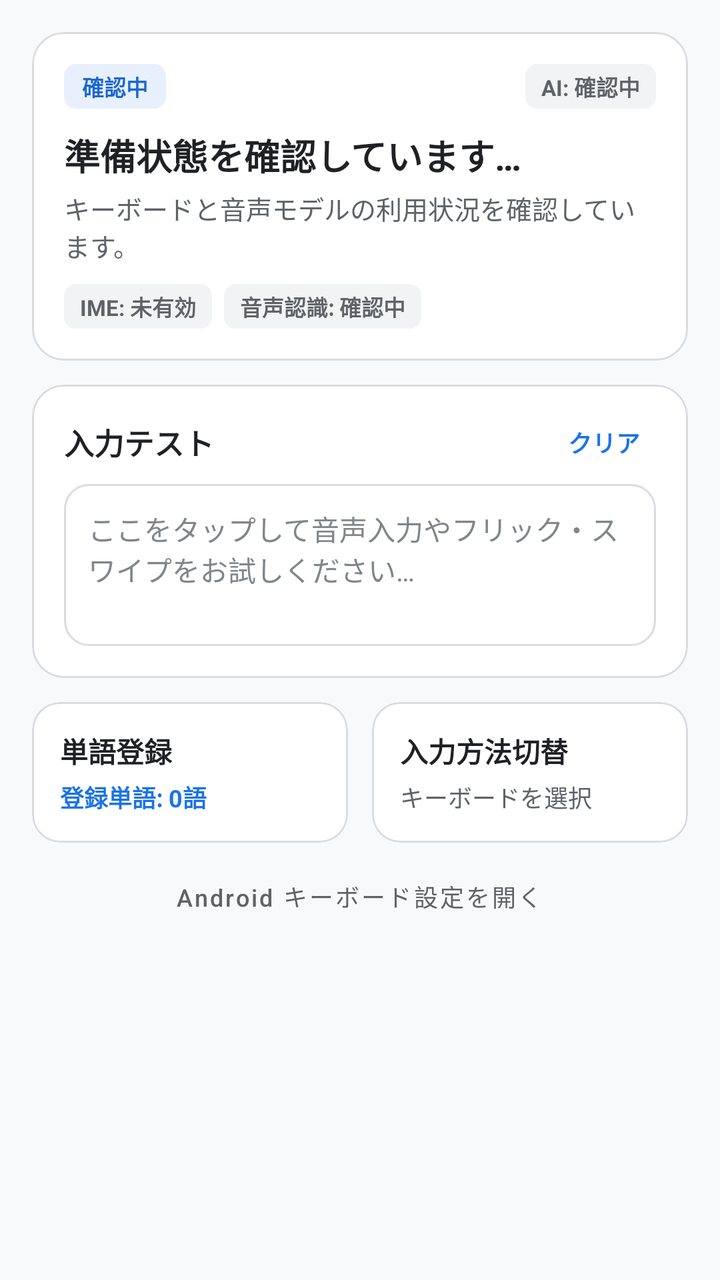
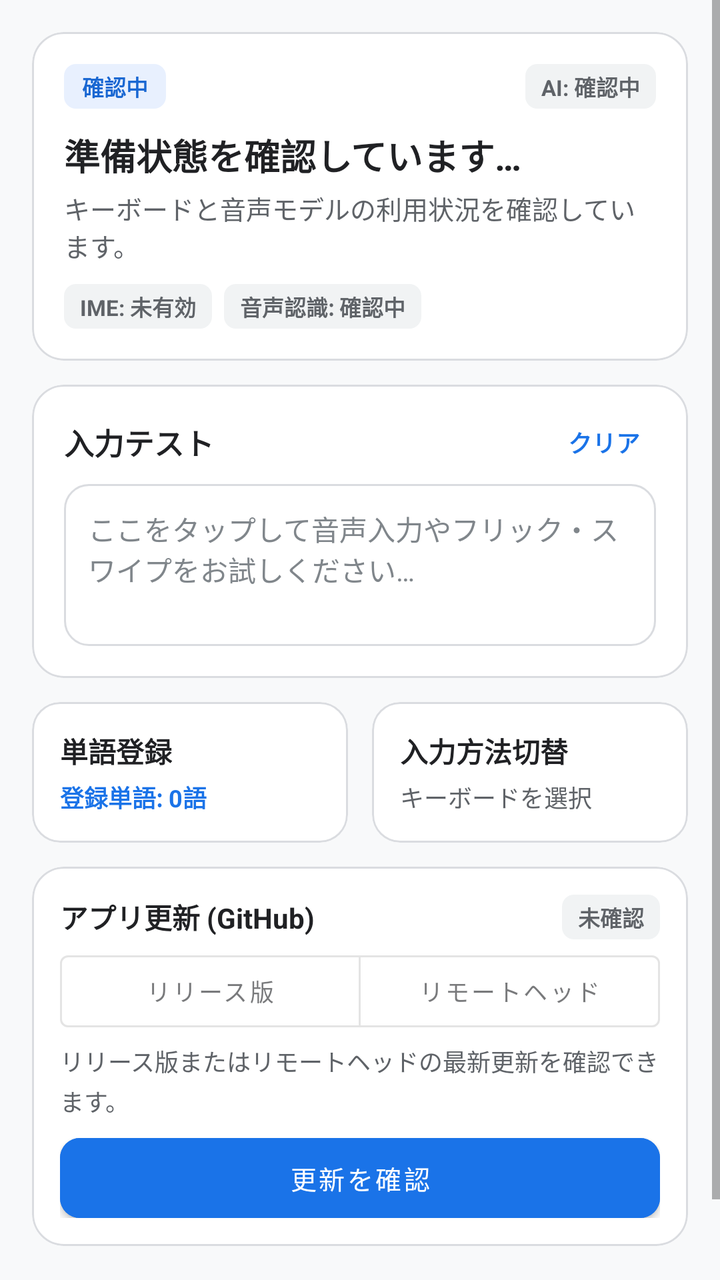

An Android layout rendered at two revisions. The XML below is the earlier revision; the diff shows what the commit changed to produce the second picture.
<!-- AndroidManifest.xml: application theme Theme.MyASR -->
<!-- res/layout/tab_main_home.xml -->
<?xml version="1.0" encoding="utf-8"?>
<ScrollView xmlns:android="http://schemas.android.com/apk/res/android"
    xmlns:app="http://schemas.android.com/apk/res-auto"
    android:id="@+id/tabHome"
    android:layout_width="match_parent"
    android:layout_height="match_parent"
    android:fillViewport="true"
    android:overScrollMode="never">

    <LinearLayout
        android:layout_width="match_parent"
        android:layout_height="wrap_content"
        android:orientation="vertical"
        android:padding="16dp">

        
        <com.google.android.material.card.MaterialCardView
            android:id="@+id/cardHeroGuide"
            android:layout_width="match_parent"
            android:layout_height="wrap_content"
            android:layout_marginBottom="12dp"
            app:cardBackgroundColor="@color/surface"
            app:cardCornerRadius="16dp"
            app:cardElevation="0dp"
            app:strokeColor="@color/border"
            app:strokeWidth="1dp">

            <LinearLayout
                android:layout_width="match_parent"
                android:layout_height="wrap_content"
                android:orientation="vertical"
                android:padding="16dp">

                <LinearLayout
                    android:layout_width="match_parent"
                    android:layout_height="wrap_content"
                    android:gravity="center_vertical"
                    android:orientation="horizontal">

                    <TextView
                        android:id="@+id/tvHeroBadge"
                        android:layout_width="wrap_content"
                        android:layout_height="wrap_content"
                        android:background="@drawable/badge_background"
                        android:backgroundTint="@color/badge_info_bg"
                        android:paddingHorizontal="9dp"
                        android:paddingVertical="3dp"
                        android:text="確認中"
                        android:textColor="@color/badge_info_text"
                        android:textSize="11sp"
                        android:textStyle="bold" />

                    <Space
                        android:layout_width="0dp"
                        android:layout_height="0dp"
                        android:layout_weight="1" />

                    <TextView
                        android:id="@+id/tvCard1AiStatusBadge"
                        android:layout_width="wrap_content"
                        android:layout_height="wrap_content"
                        android:background="@drawable/badge_background"
                        android:backgroundTint="@color/badge_neutral_bg"
                        android:paddingHorizontal="8dp"
                        android:paddingVertical="3dp"
                        android:text="AI: 確認中"
                        android:textColor="@color/badge_neutral_text"
                        android:textSize="11sp"
                        android:textStyle="bold" />
                </LinearLayout>

                <TextView
                    android:id="@+id/tvHeroTitle"
                    android:layout_width="match_parent"
                    android:layout_height="wrap_content"
                    android:layout_marginTop="10dp"
                    android:text="準備状態を確認しています…"
                    android:textColor="@color/text_primary"
                    android:textSize="18sp"
                    android:textStyle="bold" />

                <TextView
                    android:id="@+id/tvHeroDescription"
                    android:layout_width="match_parent"
                    android:layout_height="wrap_content"
                    android:layout_marginTop="4dp"
                    android:text="キーボードと音声モデルの利用状況を確認しています。"
                    android:textColor="@color/text_secondary"
                    android:textSize="13sp" />

                <com.google.android.material.button.MaterialButton
                    android:id="@+id/btnHeroCta"
                    android:layout_width="match_parent"
                    android:layout_height="46dp"
                    android:layout_marginTop="12dp"
                    android:backgroundTint="@color/primary"
                    android:insetTop="0dp"
                    android:insetBottom="0dp"
                    android:text="セットアップを進める"
                    android:textAllCaps="false"
                    android:textColor="@color/on_primary"
                    android:textSize="14sp"
                    android:textStyle="bold"
                    android:visibility="gone"
                    app:cornerRadius="10dp" />

                
                <HorizontalScrollView
                    android:layout_width="match_parent"
                    android:layout_height="wrap_content"
                    android:layout_marginTop="10dp"
                    android:scrollbars="none">

                    <LinearLayout
                        android:layout_width="wrap_content"
                        android:layout_height="wrap_content"
                        android:gravity="center_vertical"
                        android:orientation="horizontal">

                        <TextView
                            android:id="@+id/tvImeStatusBadge"
                            android:layout_width="wrap_content"
                            android:layout_height="wrap_content"
                            android:background="@drawable/badge_background"
                            android:backgroundTint="@color/badge_neutral_bg"
                            android:paddingHorizontal="8dp"
                            android:paddingVertical="3dp"
                            android:text="IME: 未有効"
                            android:textColor="@color/badge_neutral_text"
                            android:textSize="11sp"
                            android:textStyle="bold" />

                        <TextView
                            android:id="@+id/tvModelStatus"
                            android:layout_width="wrap_content"
                            android:layout_height="wrap_content"
                            android:layout_marginStart="6dp"
                            android:background="@drawable/badge_background"
                            android:backgroundTint="@color/badge_neutral_bg"
                            android:paddingHorizontal="8dp"
                            android:paddingVertical="3dp"
                            android:text="音声認識: 確認中"
                            android:textColor="@color/badge_neutral_text"
                            android:textSize="11sp"
                            android:textStyle="bold" />
                    </LinearLayout>
                </HorizontalScrollView>

            </LinearLayout>
        </com.google.android.material.card.MaterialCardView>

        
        <com.google.android.material.card.MaterialCardView
            android:layout_width="match_parent"
            android:layout_height="wrap_content"
            android:layout_marginBottom="12dp"
            app:cardBackgroundColor="@color/surface"
            app:cardCornerRadius="16dp"
            app:cardElevation="0dp"
            app:strokeColor="@color/border"
            app:strokeWidth="1dp">

            <LinearLayout
                android:layout_width="match_parent"
                android:layout_height="wrap_content"
                android:orientation="vertical"
                android:padding="16dp">

                <LinearLayout
                    android:layout_width="match_parent"
                    android:layout_height="wrap_content"
                    android:gravity="center_vertical"
                    android:orientation="horizontal">

                    <TextView
                        android:layout_width="0dp"
                        android:layout_height="wrap_content"
                        android:layout_weight="1"
                        android:text="入力テスト"
                        android:textColor="@color/text_primary"
                        android:textSize="15sp"
                        android:textStyle="bold" />

                    <TextView
                        android:id="@+id/btnClearTestInput"
                        android:layout_width="wrap_content"
                        android:layout_height="wrap_content"
                        android:background="?attr/selectableItemBackground"
                        android:clickable="true"
                        android:focusable="true"
                        android:paddingHorizontal="8dp"
                        android:paddingVertical="4dp"
                        android:text="クリア"
                        android:textColor="@color/primary"
                        android:textSize="12sp"
                        android:textStyle="bold" />
                </LinearLayout>

                <EditText
                    android:id="@+id/etKeyboardTest"
                    android:layout_width="match_parent"
                    android:layout_height="wrap_content"
                    android:layout_marginTop="8dp"
                    android:background="@drawable/result_background"
                    android:gravity="top|start"
                    android:hint="ここをタップして音声入力やフリック・スワイプをお試しください…"
                    android:minLines="3"
                    android:padding="12dp"
                    android:textColor="@color/text_primary"
                    android:textColorHint="@color/text_muted"
                    android:textSize="14sp" />
            </LinearLayout>
        </com.google.android.material.card.MaterialCardView>

        
        <LinearLayout
            android:layout_width="match_parent"
            android:layout_height="wrap_content"
            android:orientation="horizontal">

            <com.google.android.material.card.MaterialCardView
                android:id="@+id/cardQuickDictionary"
                android:layout_width="0dp"
                android:layout_height="wrap_content"
                android:layout_marginEnd="6dp"
                android:layout_weight="1"
                android:clickable="true"
                android:focusable="true"
                android:foreground="?attr/selectableItemBackground"
                app:cardBackgroundColor="@color/surface"
                app:cardCornerRadius="14dp"
                app:cardElevation="0dp"
                app:strokeColor="@color/border"
                app:strokeWidth="1dp">

                <LinearLayout
                    android:layout_width="match_parent"
                    android:layout_height="wrap_content"
                    android:orientation="vertical"
                    android:padding="14dp">

                    <TextView
                        android:layout_width="wrap_content"
                        android:layout_height="wrap_content"
                        android:text="単語登録"
                        android:textColor="@color/text_primary"
                        android:textSize="14sp"
                        android:textStyle="bold" />

                    <TextView
                        android:id="@+id/tvDictionaryStatus"
                        android:layout_width="wrap_content"
                        android:layout_height="wrap_content"
                        android:layout_marginTop="4dp"
                        android:text="登録単語: 0語"
                        android:textColor="@color/primary"
                        android:textSize="12sp"
                        android:textStyle="bold" />
                </LinearLayout>
            </com.google.android.material.card.MaterialCardView>

            <com.google.android.material.card.MaterialCardView
                android:id="@+id/cardQuickSwitchIme"
                android:layout_width="0dp"
                android:layout_height="wrap_content"
                android:layout_marginStart="6dp"
                android:layout_weight="1"
                android:clickable="true"
                android:focusable="true"
                android:foreground="?attr/selectableItemBackground"
                app:cardBackgroundColor="@color/surface"
                app:cardCornerRadius="14dp"
                app:cardElevation="0dp"
                app:strokeColor="@color/border"
                app:strokeWidth="1dp">

                <LinearLayout
                    android:layout_width="match_parent"
                    android:layout_height="wrap_content"
                    android:orientation="vertical"
                    android:padding="14dp">

                    <TextView
                        android:layout_width="wrap_content"
                        android:layout_height="wrap_content"
                        android:text="入力方法切替"
                        android:textColor="@color/text_primary"
                        android:textSize="14sp"
                        android:textStyle="bold" />

                    <TextView
                        android:layout_width="wrap_content"
                        android:layout_height="wrap_content"
                        android:layout_marginTop="4dp"
                        android:text="キーボードを選択"
                        android:textColor="@color/text_secondary"
                        android:textSize="12sp" />
                </LinearLayout>
            </com.google.android.material.card.MaterialCardView>
        </LinearLayout>

        
        <com.google.android.material.card.MaterialCardView
            android:id="@+id/cardAppUpdate"
            android:layout_width="match_parent"
            android:layout_height="wrap_content"
            android:layout_marginTop="12dp"
            android:visibility="gone"
            app:cardBackgroundColor="@color/surface"
            app:cardCornerRadius="16dp"
            app:cardElevation="0dp"
            app:strokeColor="@color/border"
            app:strokeWidth="1dp">

            <LinearLayout
                android:layout_width="match_parent"
                android:layout_height="wrap_content"
                android:orientation="vertical"
                android:padding="14dp">

                <LinearLayout
                    android:layout_width="match_parent"
                    android:layout_height="wrap_content"
                    android:gravity="center_vertical"
                    android:orientation="horizontal">

                    <TextView
                        android:layout_width="0dp"
                        android:layout_height="wrap_content"
                        android:layout_weight="1"
                        android:text="開発ビルド更新 (GitHub)"
                        android:textColor="@color/text_primary"
                        android:textSize="14sp"
                        android:textStyle="bold" />

                    <TextView
                        android:id="@+id/tvAppUpdateBadge"
                        android:layout_width="wrap_content"
                        android:layout_height="wrap_content"
                        android:background="@drawable/badge_background"
                        android:backgroundTint="@color/badge_neutral_bg"
                        android:paddingHorizontal="8dp"
                        android:paddingVertical="3dp"
                        android:text="未連携"
                        android:textColor="@color/badge_neutral_text"
                        android:textSize="11sp"
                        android:textStyle="bold" />

                    <TextView
                        android:id="@+id/btnAppUpdateToken"
                        android:layout_width="wrap_content"
                        android:layout_height="wrap_content"
                        android:layout_marginStart="8dp"
                        android:background="?attr/selectableItemBackground"
                        android:clickable="true"
                        android:focusable="true"
                        android:paddingHorizontal="6dp"
                        android:paddingVertical="2dp"
                        android:text="トークン設定"
                        android:textColor="@color/primary"
                        android:textSize="11sp"
                        android:textStyle="bold" />
                </LinearLayout>

                <TextView
                    android:id="@+id/tvAppUpdateSummary"
                    android:layout_width="match_parent"
                    android:layout_height="wrap_content"
                    android:layout_marginTop="6dp"
                    android:lineSpacingMultiplier="1.15"
                    android:text="GitHub Actions の最新ビルドを確認します。"
                    android:textColor="@color/text_secondary"
                    android:textSize="12sp" />

                <com.google.android.material.progressindicator.LinearProgressIndicator
                    android:id="@+id/appUpdateProgress"
                    android:layout_width="match_parent"
                    android:layout_height="wrap_content"
                    android:layout_marginTop="8dp"
                    android:indeterminate="false"
                    android:max="100"
                    android:progress="0"
                    android:visibility="gone" />

                <LinearLayout
                    android:layout_width="match_parent"
                    android:layout_height="wrap_content"
                    android:layout_marginTop="10dp"
                    android:gravity="center_vertical"
                    android:orientation="horizontal">

                    <com.google.android.material.button.MaterialButton
                        android:id="@+id/btnAppUpdatePrimary"
                        android:layout_width="0dp"
                        android:layout_height="40dp"
                        android:layout_weight="1"
                        android:backgroundTint="@color/primary"
                        android:insetTop="0dp"
                        android:insetBottom="0dp"
                        android:text="更新を確認"
                        android:textAllCaps="false"
                        android:textColor="@color/on_primary"
                        android:textSize="13sp"
                        app:cornerRadius="10dp" />

                    <com.google.android.material.button.MaterialButton
                        android:id="@+id/btnAppUpdateSecondary"
                        style="@style/Widget.MaterialComponents.Button.OutlinedButton"
                        android:layout_width="wrap_content"
                        android:layout_height="40dp"
                        android:layout_marginStart="8dp"
                        android:insetTop="0dp"
                        android:insetBottom="0dp"
                        android:text="再確認"
                        android:textAllCaps="false"
                        android:textSize="12sp"
                        android:visibility="gone"
                        app:cornerRadius="10dp" />
                </LinearLayout>
            </LinearLayout>
        </com.google.android.material.card.MaterialCardView>

        
        <com.google.android.material.button.MaterialButton
            android:id="@+id/btnEnableIme"
            style="@style/Widget.MaterialComponents.Button.TextButton"
            android:layout_width="wrap_content"
            android:layout_height="36dp"
            android:layout_gravity="center_horizontal"
            android:layout_marginTop="8dp"
            android:text="Android キーボード設定を開く"
            android:textAllCaps="false"
            android:textColor="@color/text_secondary"
            android:textSize="12sp" />

    </LinearLayout>
</ScrollView>
<!-- resources referenced by this layout -->
<resources>
  <color name="badge_info_bg">#E8F0FE</color>
  <color name="badge_info_text">#1967D2</color>
  <color name="badge_neutral_bg">#F1F3F4</color>
  <color name="badge_neutral_text">#5F6368</color>
  <color name="border">#DADCE0</color>
  <color name="on_primary">#FFFFFF</color>
  <color name="primary">#1A73E8</color>
  <color name="surface">#FFFFFF</color>
  <color name="text_muted">#80868B</color>
  <color name="text_primary">#202124</color>
  <color name="text_secondary">#5F6368</color>
  <!-- drawable badge_background (drawable) -->
  <?xml version="1.0" encoding="utf-8"?>
  <shape xmlns:android="http://schemas.android.com/apk/res/android"
      android:shape="rectangle">
      <corners android:radius="6dp" />
      <solid android:color="@color/badge_info_bg" />
  </shape>
  <!-- drawable result_background (drawable) -->
  <?xml version="1.0" encoding="utf-8"?>
  <shape xmlns:android="http://schemas.android.com/apk/res/android"
      android:shape="rectangle">
      <corners android:radius="12dp" />
      <solid android:color="@color/input_background" />
      <stroke
          android:width="1dp"
          android:color="@color/border" />
  </shape>
  <style name="Theme.MyASR" parent="Theme.MaterialComponents.DayNight.NoActionBar">
          <item name="colorPrimary">@color/primary</item>
          <item name="colorPrimaryVariant">@color/primary_dark</item>
          <item name="colorOnPrimary">@color/on_primary</item>
          <item name="colorSecondary">@color/primary</item>
          <item name="colorSecondaryVariant">@color/primary_dark</item>
          <item name="colorOnSecondary">@color/on_primary</item>
          <item name="colorSurface">@color/surface</item>
          <item name="colorOnSurface">@color/text_primary</item>
          <item name="android:statusBarColor">@color/background</item>
          <item name="android:windowBackground">@color/background</item>
          <item name="android:windowLightStatusBar">true</item>
      </style>
  <color name="input_background">#FFFFFF</color>
  <color name="primary_dark">#1557B0</color>
  <color name="background">#F8F9FA</color>
</resources>

<!-- the commit's change to res/layout/tab_main_home.xml (unified diff, before → after) -->
@@ -305,7 +305,7 @@
             android:layout_width="match_parent"
             android:layout_height="wrap_content"
             android:layout_marginTop="12dp"
-            android:visibility="gone"
+            android:visibility="visible"
             app:cardBackgroundColor="@color/surface"
             app:cardCornerRadius="16dp"
             app:cardElevation="0dp"
@@ -328,7 +328,7 @@
                         android:layout_width="0dp"
                         android:layout_height="wrap_content"
                         android:layout_weight="1"
-                        android:text="開発ビルド更新 (GitHub)"
+                        android:text="アプリ更新 (GitHub)"
                         android:textColor="@color/text_primary"
                         android:textSize="14sp"
                         android:textStyle="bold" />
@@ -341,34 +341,52 @@
                         android:backgroundTint="@color/badge_neutral_bg"
                         android:paddingHorizontal="8dp"
                         android:paddingVertical="3dp"
-                        android:text="未連携"
+                        android:text="未確認"
                         android:textColor="@color/badge_neutral_text"
                         android:textSize="11sp"
                         android:textStyle="bold" />
-
-                    <TextView
-                        android:id="@+id/btnAppUpdateToken"
-                        android:layout_width="wrap_content"
-                        android:layout_height="wrap_content"
-                        android:layout_marginStart="8dp"
-                        android:background="?attr/selectableItemBackground"
-                        android:clickable="true"
-                        android:focusable="true"
-                        android:paddingHorizontal="6dp"
-                        android:paddingVertical="2dp"
-                        android:text="トークン設定"
-                        android:textColor="@color/primary"
-                        android:textSize="11sp"
-                        android:textStyle="bold" />
-                </LinearLayout>
+                </LinearLayout>
+
+                <com.google.android.material.button.MaterialButtonToggleGroup
+                    android:id="@+id/toggleAppUpdateChannel"
+                    android:layout_width="match_parent"
+                    android:layout_height="wrap_content"
+                    android:layout_marginTop="8dp"
+                    app:selectionRequired="true"
+                    app:singleSelection="true">
+
+                    <com.google.android.material.button.MaterialButton
+                        android:id="@+id/btnChannelRelease"
+                        style="@style/Widget.MaterialComponents.Button.OutlinedButton"
+                        android:layout_width="0dp"
+                        android:layout_height="36dp"
+                        android:layout_weight="1"
+                        android:insetTop="0dp"
+                        android:insetBottom="0dp"
+                        android:text="リリース版"
+                        android:textAllCaps="false"
+                        android:textSize="12sp" />
+
+                    <com.google.android.material.button.MaterialButton
+                        android:id="@+id/btnChannelRemoteHead"
+                        style="@style/Widget.MaterialComponents.Button.OutlinedButton"
+                        android:layout_width="0dp"
+                        android:layout_height="36dp"
+                        android:layout_weight="1"
+                        android:insetTop="0dp"
+                        android:insetBottom="0dp"
+                        android:text="リモートヘッド"
+                        android:textAllCaps="false"
+                        android:textSize="12sp" />
+                </com.google.android.material.button.MaterialButtonToggleGroup>
 
                 <TextView
                     android:id="@+id/tvAppUpdateSummary"
                     android:layout_width="match_parent"
                     android:layout_height="wrap_content"
-                    android:layout_marginTop="6dp"
+                    android:layout_marginTop="8dp"
                     android:lineSpacingMultiplier="1.15"
-                    android:text="GitHub Actions の最新ビルドを確認します。"
+                    android:text="リリース版またはリモートヘッドの最新更新を確認できます。"
                     android:textColor="@color/text_secondary"
                     android:textSize="12sp" />
 
